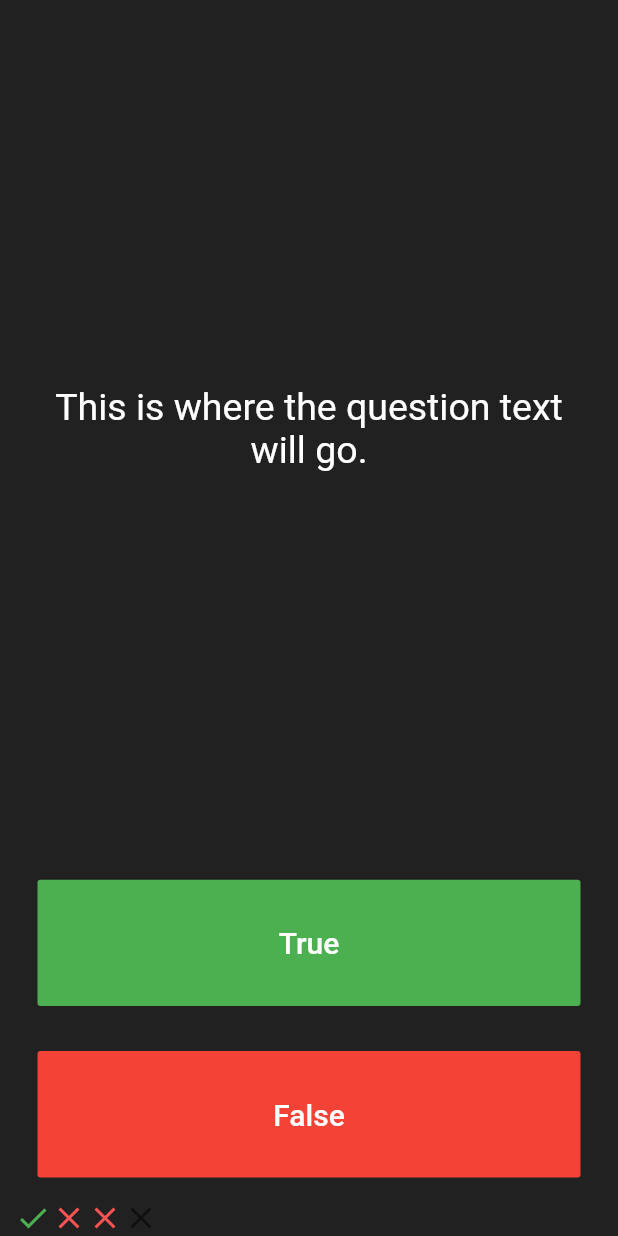
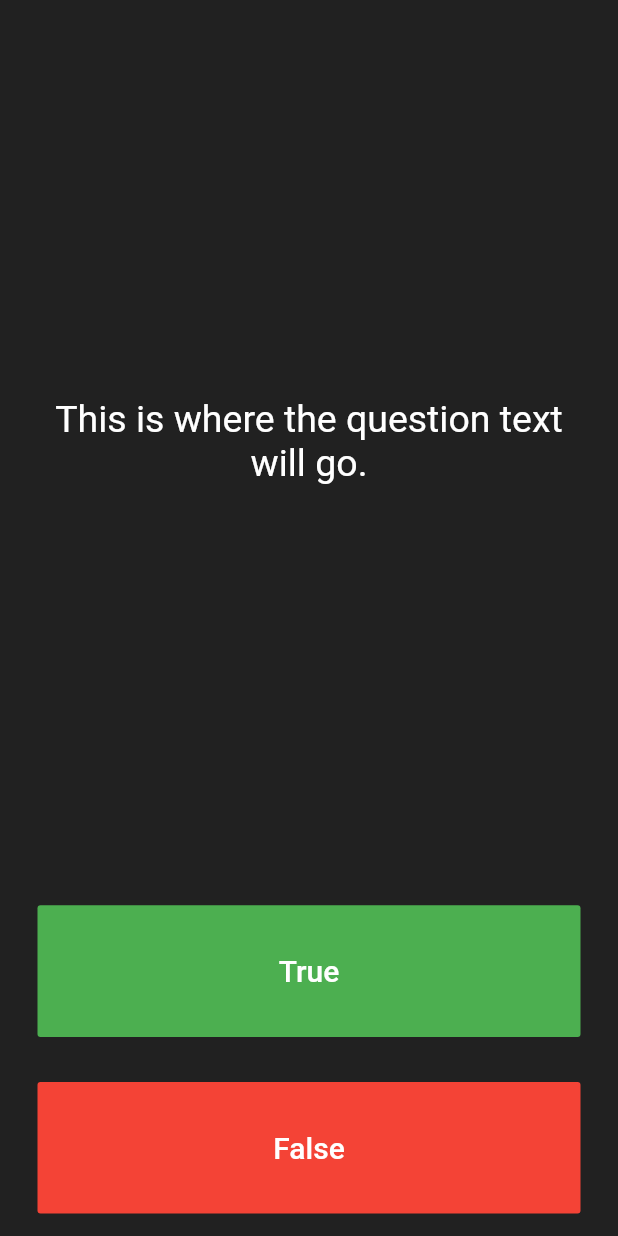
Before and after one commit to owengiri20/flutter_quiz, a Flutter app: the screen it shows after launch, on a phone screen of 412 x 824 dp. Run offline on Flutter 3.47's test engine with Material 2 defaults, Android fonts, the phone set to English and light mode, and no system bars.

Commit message:
clear list

```diff
--- a/lib/main.dart
+++ b/lib/main.dart
@@ -26,22 +26,7 @@ class QuizPage extends StatefulWidget {
 
 class _QuizPageState extends State<QuizPage> {
   List scoreKeeper = <Icon>[
-    Icon(
-      Icons.check,
-      color: Colors.green,
-    ),
-    Icon(
-      Icons.close,
-      color: Colors.redAccent,
-    ),
-    Icon(
-      Icons.close,
-      color: Colors.redAccent,
-    ),
-    Icon(
-      Icons.close,
-      color: Colors.black54,
-    )
+
   ];
   @override
   Widget build(BuildContext context) {
```
